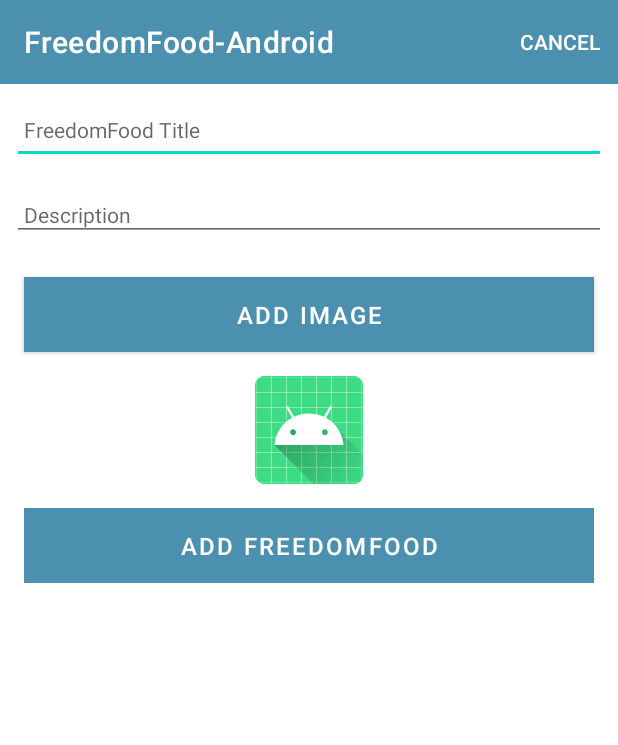
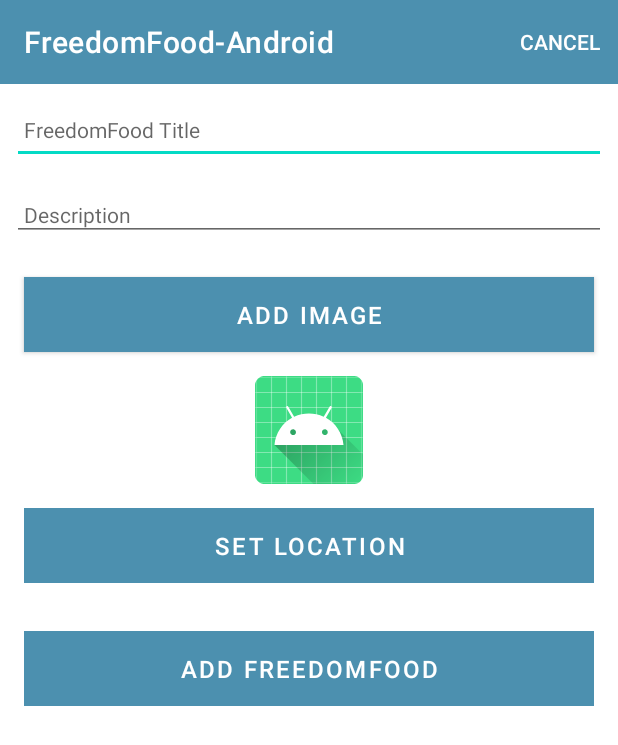
Before and after one commit to PaulmFfrench-dev/ApexMeals, an Android app: the FreedomFoodActivity screen opened directly, with no data from a screen before it, on a phone screen of 412 x 824 dp. Shown: the top 745 px of the screen. Run offline under Robolectric (Android 15) with nearby library versions, the phone set to English and light mode, and no system bars; our stand-ins replace Picasso, Timber; 1 statement that could not run was skipped.

Commit message:
v6.0.0 - Adding Location Resources

```diff
--- a/app/src/main/java/org/wit/freedomfood_android/activities/FreedomFoodActivity.kt
+++ b/app/src/main/java/org/wit/freedomfood_android/activities/FreedomFoodActivity.kt
@@ -69,6 +69,10 @@ class FreedomFoodActivity : AppCompatActivity() {
             showImagePicker(imageIntentLauncher)
         }
 
+        binding.freedomfoodLocation.setOnClickListener {
+            i ("Set Location Pressed")
+        }
+
         registerImagePickerCallback()
     }
 
--- a/app/src/main/res/layout/activity_freedomfood.xml
+++ b/app/src/main/res/layout/activity_freedomfood.xml
@@ -86,6 +86,19 @@
                     app:srcCompat="@mipmap/ic_launcher"/>
 
                 <Button
+                    android:id="@+id/freedomfoodLocation"
+                    android:layout_width="match_parent"
+                    android:layout_height="wrap_content"
+                    android:layout_margin="16dp"
+                    android:background="@color/colorAccent"
+                    android:paddingBottom="8dp"
+                    android:paddingTop="8dp"
+                    android:stateListAnimator="@null"
+                    android:text="@string/button_location"
+                    android:textColor="@color/colorPrimary"
+                    android:textSize="16sp"/>
+
+                <Button
                     android:id="@+id/btnAdd"
                     android:layout_width="match_parent"
                     android:layout_height="wrap_content"
@@ -98,7 +111,6 @@
                     android:textColor="@color/colorPrimary"
                     android:textSize="16sp" />
 
-
             </LinearLayout>
         </ScrollView>
     </RelativeLayout>
--- a/app/src/main/res/values/strings.xml
+++ b/app/src/main/res/values/strings.xml
@@ -10,4 +10,5 @@
     <string name="button_addImage"> Add Image </string>
     <string name="select_freedomfood_image">Select FreedomFood image</string>
     <string name="change_freedomfood_image">Change FreedomFood image</string>
+    <string name="button_location">Set Location</string>
 </resources>
```
